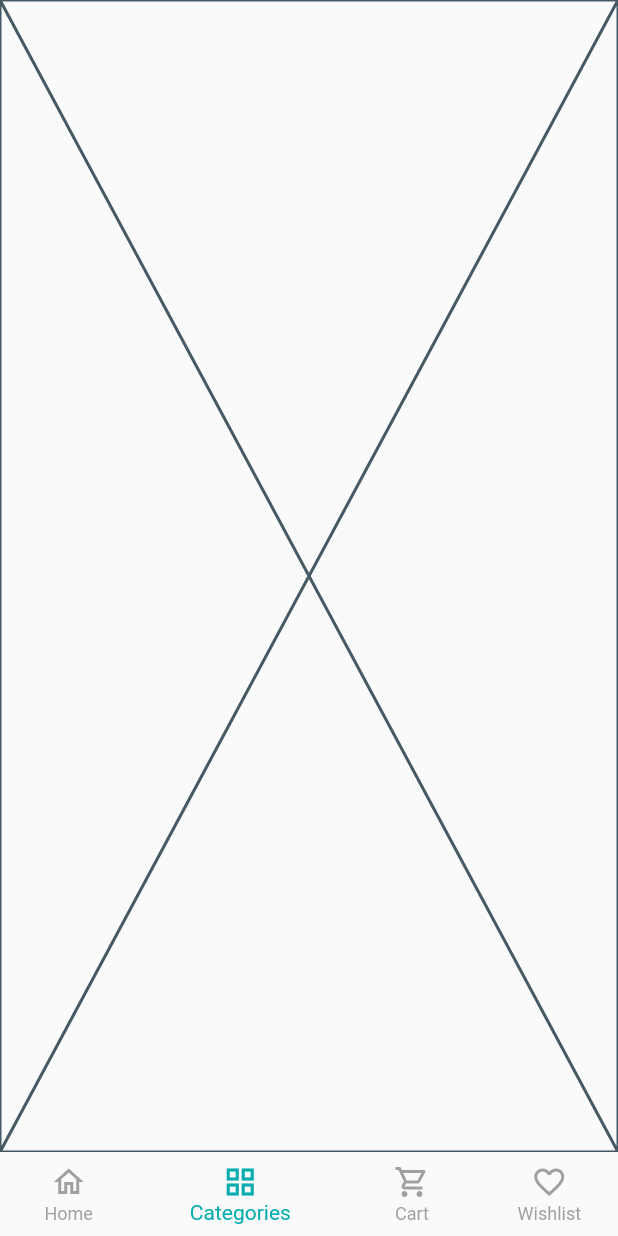
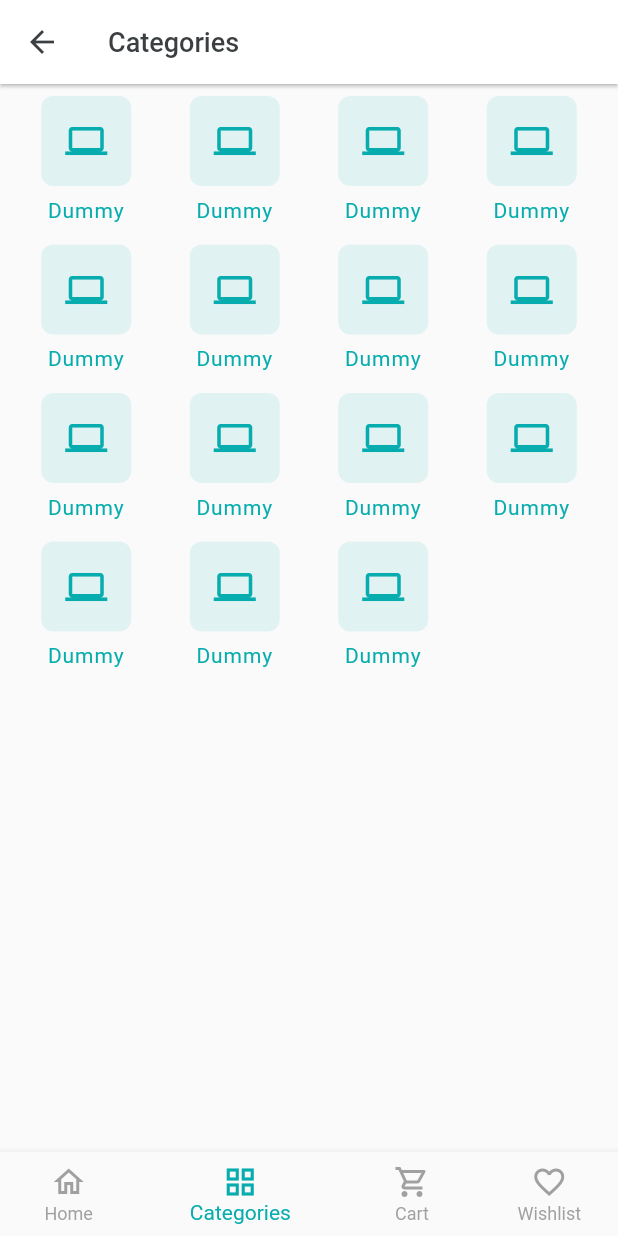
Before and after one commit to saikatsaha36/flutter_app_dev, a Flutter app: the screen it shows after launch, item 2 of the bottom bar chosen, on a phone screen of 412 x 824 dp. Run offline on Flutter 3.47's test engine with Material 2 defaults, Android fonts, the phone set to English and light mode, and no system bars; our stand-ins replace carousel_slider, get, pin_code_fields.

Commit message:
category screen ui done

```diff
--- a/lib/main.dart
+++ b/lib/main.dart
@@ -5,6 +5,7 @@
 
 import 'package:flutter/material.dart';
 import 'package:get/get.dart';
+import 'package:ostad_flutter_batch_two/ui/state_managers/bottom_navigation_bar_controller.dart';
 
 import 'ui/screens/splash_screen.dart';
 import 'ui/utils/app_colors.dart';
@@ -19,6 +20,7 @@ class CraftyBay extends StatelessWidget {
   @override
   Widget build(BuildContext context) {
     return GetMaterialApp(
+      initialBinding: GetXBindings(),
       home: const SplashScreen(),
       themeMode: ThemeMode.light,
       darkTheme: ThemeData(
@@ -36,7 +38,12 @@ class CraftyBay extends StatelessWidget {
       theme: ThemeData(
         appBarTheme: const AppBarTheme(
           color: Colors.white,
-          elevation: 1
+          elevation: 1,
+          titleTextStyle: TextStyle(
+            color: greyColor,
+            fontWeight: FontWeight.w500,
+            fontSize: 18
+          )
         ),
         elevatedButtonTheme: ElevatedButtonThemeData(
           style: ElevatedButton.styleFrom(
@@ -51,3 +58,10 @@ class CraftyBay extends StatelessWidget {
     );
   }
 }
+
+class GetXBindings extends Bindings {
+  @override
+  void dependencies() {
+    Get.put(BottomNavigationBarController());
+  }
+}
--- a/lib/ui/screens/bottom_nav_bar_screen.dart
+++ b/lib/ui/screens/bottom_nav_bar_screen.dart
@@ -3,7 +3,9 @@ import 'package:ostad_flutter_batch_two/ui/screens/cart_screen.dart';
 import 'package:ostad_flutter_batch_two/ui/screens/category_screen.dart';
 import 'package:ostad_flutter_batch_two/ui/screens/home_screen.dart';
 import 'package:ostad_flutter_batch_two/ui/screens/wish_list_screen.dart';
+import 'package:ostad_flutter_batch_two/ui/state_managers/bottom_navigation_bar_controller.dart';
 import 'package:ostad_flutter_batch_two/ui/utils/app_colors.dart';
+import 'package:get/get.dart';
 
 class BottomNavBarScreen extends StatefulWidget {
   const BottomNavBarScreen({Key? key}) : super(key: key);
@@ -20,23 +22,27 @@ class _BottomNavBarScreenState extends State<BottomNavBarScreen> {
     WishListScreen()
   ];
 
-  int _selectedIndex = 0;
-
   @override
   Widget build(BuildContext context) {
     return Scaffold(
-      body: _screens[_selectedIndex],
-      bottomNavigationBar: BottomNavigationBar(
+      body: GetBuilder<BottomNavigationBarController>(
+
+        builder: (controller) {
+          return _screens[controller.selectedIndex];
+        }
+      ),
+      bottomNavigationBar: GetBuilder<BottomNavigationBarController>(
+
+        builder: (controller) {
+          return BottomNavigationBar(
             onTap: (value) {
-          _selectedIndex = value;
-          if (mounted) {
-            setState(() {});
-          }
+              controller.changeIndex(value);
+
             },
             elevation: 5,
             selectedItemColor: primaryColor,
             unselectedItemColor: softGreyColor,
-        currentIndex: _selectedIndex,
+            currentIndex: controller.selectedIndex,
             showUnselectedLabels: true,
             items: const [
               BottomNavigationBarItem(
@@ -58,6 +64,8 @@ class _BottomNavBarScreenState extends State<BottomNavBarScreen> {
                 label: 'Wishlist'
               ),
             ],
+          );
+        }
       ),
     );
   }
--- a/lib/ui/screens/category_screen.dart
+++ b/lib/ui/screens/category_screen.dart
@@ -1,10 +1,41 @@
 import 'package:flutter/material.dart';
+import 'package:ostad_flutter_batch_two/ui/screens/home_screen.dart';
+import 'package:ostad_flutter_batch_two/ui/utils/app_colors.dart';
+import 'package:ostad_flutter_batch_two/ui/widgets/category_card_widget.dart';
+import 'package:get/get.dart';
 
+import '../state_managers/bottom_navigation_bar_controller.dart';
 class CategoryScreen extends StatelessWidget {
   const CategoryScreen({Key? key}) : super(key: key);
 
   @override
   Widget build(BuildContext context) {
-    return const Placeholder();
+    return Scaffold(
+     appBar: AppBar(
+       title: Text('Categories'),
+       leading: IconButton(
+         onPressed: () {
+           Get.find<BottomNavigationBarController>().backToHome();
+           // final BottomNavigationBarController navigationBarController =
+           // Get.put(BottomNavigationBarController());
+           // navigationBarController.backToHome();
+         },
+         icon: const Icon(
+           Icons.arrow_back_outlined,
+           color: greyColor,
+         ),
+       ),
+     ),
+      body: Padding(
+        padding: const EdgeInsets.all(8.0),
+        child: GridView.builder(
+          itemCount: 15,
+            gridDelegate: SliverGridDelegateWithFixedCrossAxisCount(
+              crossAxisCount: 4
+            ), itemBuilder: (context, index) {
+              return const CategoryCardWidget(name: 'Dummy',);
+        }),
+      )
+    );
   }
 }
```
Also changed, not shown: lib/ui/state_managers/bottom_navigation_bar_controller.dart (added, +19 -0 lines). Lines whose indentation alone changed are shown as unchanged.
